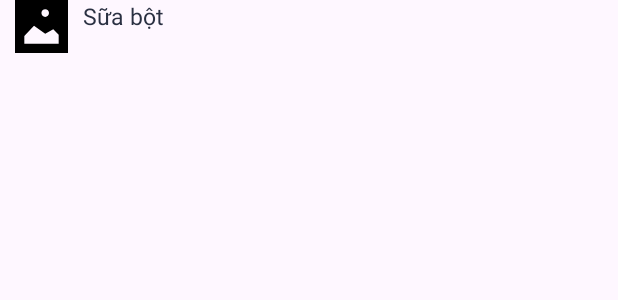
After one commit to VietNguyen1207/PRM392-Milk-Ecommerce, an Android app: the layout item_category.xml on its own in the app's theme, with its tools: preview values and no code run, on a phone screen of 412 x 824 dp. The commit adds this screen. Shown: the top 300 px of the screen. Run offline under Robolectric (Android 15) with nearby library versions, the phone set to English and light mode, and no system bars.

Commit message:
Category API and Load to MainScreen

```diff
--- a/app/src/main/AndroidManifest.xml
+++ b/app/src/main/AndroidManifest.xml
@@ -2,6 +2,7 @@
 <manifest xmlns:android="http://schemas.android.com/apk/res/android"
     xmlns:tools="http://schemas.android.com/tools">
     <uses-permission android:name="android.permission.INTERNET"/>
+    <uses-permission android:name="android.permission.ACCESS_NETWORK_STATE"/>
 
     <application
         android:allowBackup="true"
--- /dev/null
+++ b/app/src/main/java/com/hoangviet/prm392_milk_ecommerce/utils/Utils.java
@@ -0,0 +1,5 @@
+package com.hoangviet.prm392_milk_ecommerce.utils;
+
+public class Utils {
+    public static final String BASE_URL = "http://192.168.56.1/milkstore/";
+}
--- a/app/src/main/res/anim/slide_out_right.xml
+++ b/app/src/main/res/anim/slide_out_right.xml
@@ -2,6 +2,6 @@
 <set xmlns:android="http://schemas.android.com/apk/res/android"
     android:shareInterpolator="false">
     <translate android:fromXDelta="0%"
-        android:toXDelta="100%"/>
+        android:toXDelta="-100%"/>
     <alpha android:fromAlpha="1.0" android:toAlpha="0.0"/>
 </set>
--- /dev/null
+++ b/app/src/main/res/drawable/image.xml
@@ -0,0 +1,5 @@
+<vector xmlns:android="http://schemas.android.com/apk/res/android" android:height="24dp" android:viewportHeight="455" android:viewportWidth="455" android:width="24dp">
+
+    <path android:fillColor="#000000" android:pathData="M0,0v455h455V0H0zM259.4,80c17.95,0 32.5,14.55 32.5,32.5s-14.55,32.5 -32.5,32.5s-32.5,-14.55 -32.5,-32.5S241.46,80 259.4,80zM375,375H80v-65.56l83.14,-87.72l96.26,68.79l69.23,-40.27L375,299.16V375z"/>
+
+</vector>
--- /dev/null
+++ b/app/src/main/res/layout/item_category.xml
@@ -0,0 +1,23 @@
+<?xml version="1.0" encoding="utf-8"?>
+<LinearLayout
+    xmlns:android="http://schemas.android.com/apk/res/android"
+    android:orientation="horizontal"
+    android:layout_width="match_parent"
+    android:layout_height="wrap_content">
+
+    <ImageView
+        android:id="@+id/item_categorytimage"
+        android:layout_marginLeft="10dp"
+        android:layout_width="35dp"
+        android:layout_height="35dp"
+        android:src="@drawable/image"/>
+    <TextView
+        android:id="@+id/item_categoryname"
+        android:text="Sữa bột"
+        android:textSize="15sp"
+        android:layout_marginLeft="10dp"
+        android:textColor="@color/material_dynamic_secondary20"
+        android:layout_width="wrap_content"
+        android:layout_height="wrap_content"
+        />
+</LinearLayout>
```
Also changed, not shown: app/build.gradle.kts (+8 -0 lines), app/src/main/java/com/hoangviet/prm392_milk_ecommerce/activity/MainActivity.java (+64 -1 lines), app/src/main/java/com/hoangviet/prm392_milk_ecommerce/adapter/CategoryAdapter.java (added, +66 -0 lines), app/src/main/java/com/hoangviet/prm392_milk_ecommerce/api/ApiMilkStore.java (added, +11 -0 lines), app/src/main/java/com/hoangviet/prm392_milk_ecommerce/model/Category.java (added, +36 -0 lines), app/src/main/java/com/hoangviet/prm392_milk_ecommerce/model/Category_callback.java (added, +33 -0 lines), app/src/main/java/com/hoangviet/prm392_milk_ecommerce/retrofit/RetrofitClient.java (added, +19 -0 lines).
